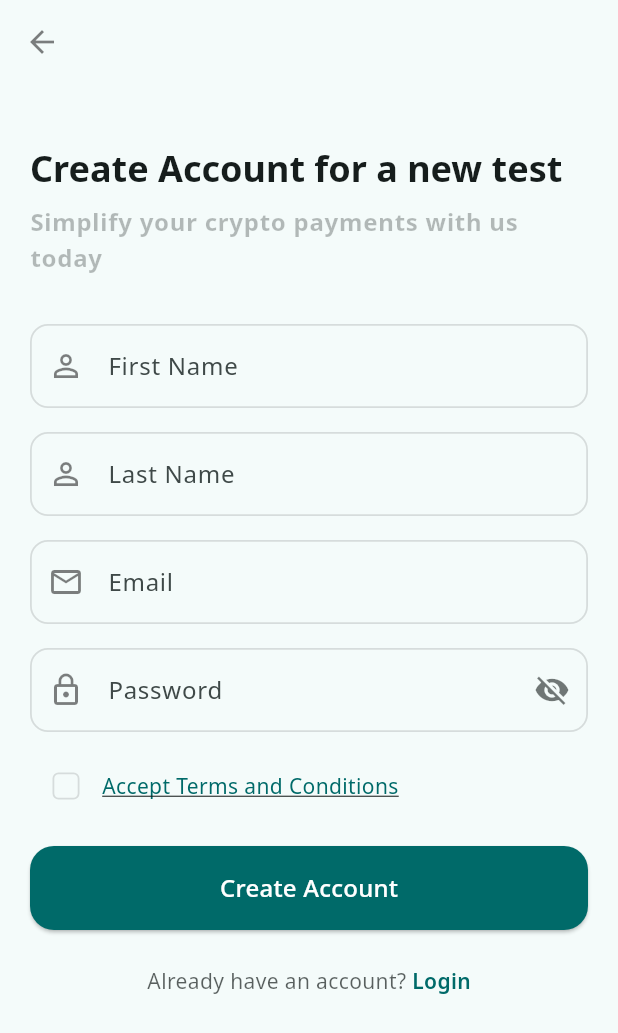
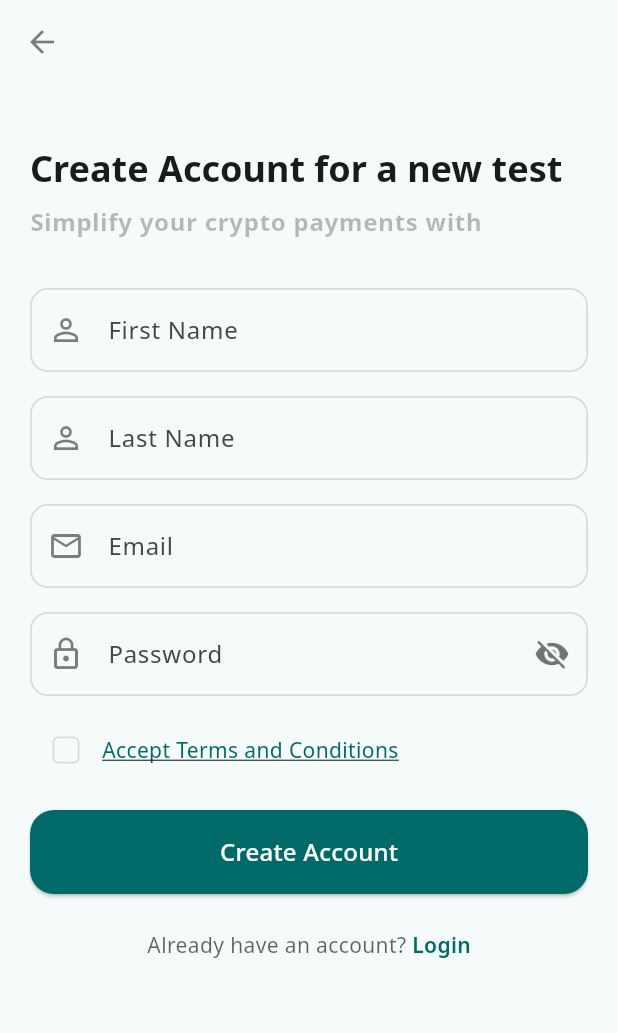
Before and after one commit to jaywezz/pretinum, a Flutter app: the RegistrationScreen screen opened by its route, on a phone screen of 412 x 824 dp. Shown: the top 1033 px of the screen. Run offline on Flutter 3.47's test engine with Material 3 defaults, Android fonts, the phone set to English and light mode, and no system bars; our stand-ins replace flex_color_scheme, flutter_riverpod, go_router, google_fonts.

Commit message:
made change

```diff
--- a/lib/features/authenitcation/registration.dart
+++ b/lib/features/authenitcation/registration.dart
@@ -44,7 +44,7 @@ class _RegistrationScreenState extends State<RegistrationScreen> {
                 ),
                 const SizedBox(height: 8),
                 Text(
-                  'Simplify your crypto payments with us today',
+                  'Simplify your crypto payments with',
                   style: theme.textTheme.bodyLarge?.copyWith(
                     color: theme.colorScheme.onSurface.withOpacity(0.3),
                     fontWeight: FontWeight.bold,
```
